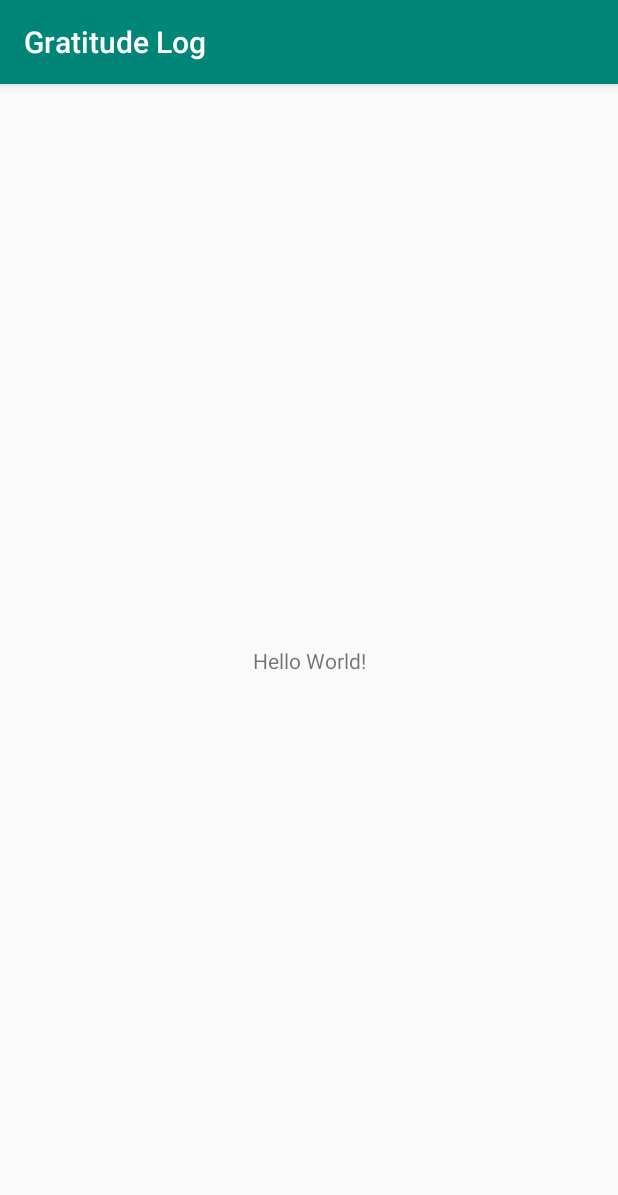
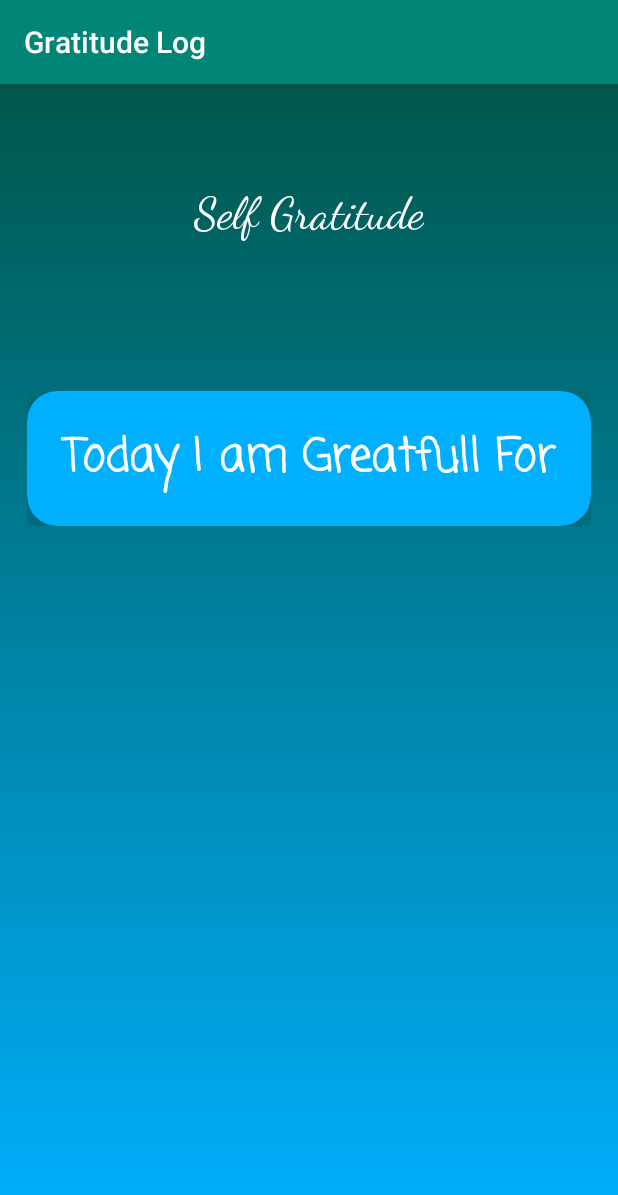
Before and after one commit to nabadeep25/GratitudeLog, an Android app: the screen it shows after launch (MainActivity), on a phone screen of 412 x 824 dp. Shown: the top 1195 px of the screen. Run offline under Robolectric (Android 15) with nearby library versions, the phone set to English and light mode, and no system bars.

Commit message:
First page

```diff
--- a/app/build.gradle
+++ b/app/build.gradle
@@ -1,4 +1,5 @@
 apply plugin: 'com.android.application'
+apply plugin: 'com.google.gms.google-services'
 
 android {
     compileSdkVersion 29
@@ -21,9 +22,13 @@ android {
 
 dependencies {
     implementation fileTree(dir: 'libs', include: ['*.jar'])
-    implementation 'androidx.appcompat:appcompat:1.0.2'
+    implementation 'androidx.appcompat:appcompat:1.1.0'
     implementation 'androidx.constraintlayout:constraintlayout:1.1.3'
+    implementation 'com.google.firebase:firebase-analytics:17.4.2'
+    implementation 'com.google.firebase:firebase-auth:19.3.1'
+    implementation 'com.google.firebase:firebase-storage:19.1.1'
     testImplementation 'junit:junit:4.12'
-    androidTestImplementation 'androidx.test.ext:junit:1.1.0'
-    androidTestImplementation 'androidx.test.espresso:espresso-core:3.1.1'
+    androidTestImplementation 'androidx.test.ext:junit:1.1.1'
+    androidTestImplementation 'androidx.test.espresso:espresso-core:3.2.0'
+    implementation 'androidx.cardview:cardview:1.0.0'
 }
--- a/app/src/main/AndroidManifest.xml
+++ b/app/src/main/AndroidManifest.xml
@@ -1,7 +1,7 @@
 <?xml version="1.0" encoding="utf-8"?>
 <manifest xmlns:android="http://schemas.android.com/apk/res/android"
     package="com.nabadeep.gratitudelog">
-
+<uses-permission android:name="android.permission.INTERNET"></uses-permission>
     <application
         android:allowBackup="true"
         android:icon="@mipmap/ic_launcher"
--- /dev/null
+++ b/app/src/main/res/drawable/bg.xml
@@ -0,0 +1,6 @@
+<?xml version="1.0" encoding="utf-8"?>
+<shape xmlns:android="http://schemas.android.com/apk/res/android">
+    <size android:height="1000dp" android:width="600dp" />
+    <gradient android:startColor="@color/bg" android:endColor="@color/colorPrimaryDark"
+        android:angle="90" android:type="linear"/>
+</shape>
--- a/app/src/main/res/layout/activity_main.xml
+++ b/app/src/main/res/layout/activity_main.xml
@@ -1,18 +1,57 @@
 <?xml version="1.0" encoding="utf-8"?>
-<androidx.constraintlayout.widget.ConstraintLayout xmlns:android="http://schemas.android.com/apk/res/android"
-    xmlns:app="http://schemas.android.com/apk/res-auto"
+<LinearLayout
+    xmlns:android="http://schemas.android.com/apk/res/android"
+
+    xmlns:card_view="http://schemas.android.com/apk/res-auto"
     xmlns:tools="http://schemas.android.com/tools"
     android:layout_width="match_parent"
     android:layout_height="match_parent"
-    tools:context=".MainActivity">
+    tools:context=".MainActivity"
+    android:orientation="vertical"
+    android:padding="18dp"
+    android:background="@drawable/bg"
+
+    >
 
     <TextView
+        android:id="@+id/title"
         android:layout_width="wrap_content"
         android:layout_height="wrap_content"
-        android:text="Hello World!"
-        app:layout_constraintBottom_toBottomOf="parent"
-        app:layout_constraintLeft_toLeftOf="parent"
-        app:layout_constraintRight_toRightOf="parent"
-        app:layout_constraintTop_toTopOf="parent" />
+        android:layout_gravity="center"
+        android:fontFamily="cursive"
+        android:paddingBottom="100dp"
+        android:text="@string/app_title"
+        android:textColor="@android:color/white"
+        android:textSize="30sp"
+        android:paddingTop="50dp"/>
 
-</androidx.constraintlayout.widget.ConstraintLayout>
+    <RelativeLayout
+        android:id="@+id/relativelayout"
+        android:layout_width="match_parent"
+        android:layout_height="wrap_content"
+        android:gravity="center_horizontal">
+        <androidx.cardview.widget.CardView
+            android:layout_width="match_parent"
+            android:layout_height="90dp"
+            card_view:cardBackgroundColor="@color/bg"
+            card_view:cardCornerRadius="20dp"
+            android:foregroundGravity="center"
+            card_view:cardElevation="10dp"
+            >
+
+            <TextView
+                android:id="@+id/gratitude_text"
+                android:layout_width="wrap_content"
+                android:layout_height="wrap_content"
+                android:layout_gravity="center"
+                android:fontFamily="casual"
+                android:text="@string/gratitude_text"
+                android:textColor="@android:color/white"
+                android:textSize="30sp"
+                android:textStyle="bold" />
+        </androidx.cardview.widget.CardView>
+    </RelativeLayout>
+
+
+
+</LinearLayout>
--- a/app/src/main/res/values/colors.xml
+++ b/app/src/main/res/values/colors.xml
@@ -3,4 +3,5 @@
     <color name="colorPrimary">#008577</color>
     <color name="colorPrimaryDark">#00574B</color>
     <color name="colorAccent">#D81B60</color>
+    <color name="bg">#00B0FF</color>
 </resources>
--- a/app/src/main/res/values/strings.xml
+++ b/app/src/main/res/values/strings.xml
@@ -1,3 +1,5 @@
 <resources>
     <string name="app_name">Gratitude Log</string>
+    <string name="app_title">Self Gratitude</string>
+    <string name="gratitude_text">Today I am Greatfull For</string>
 </resources>
--- a/build.gradle
+++ b/build.gradle
@@ -8,6 +8,7 @@ buildscript {
     }
     dependencies {
         classpath 'com.android.tools.build:gradle:3.5.3'
+        classpath 'com.google.gms:google-services:4.3.3'
 
         // NOTE: Do not place your application dependencies here; they belong
         // in the individual module build.gradle files
```
Also changed, not shown: 2 other files.
